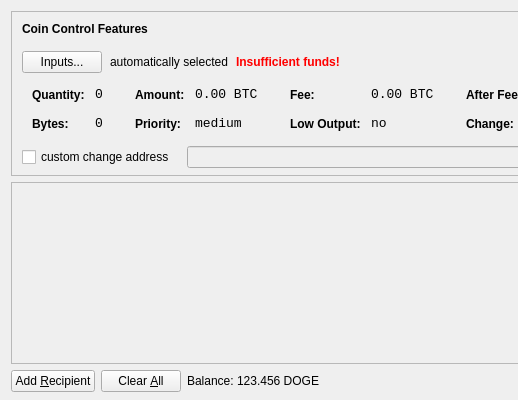
Qt form src/qt/forms/sendcoinsdialog.ui (smilecoin/smilecoin) before a commit; both pictures show x 0 to 518 and y 0 to 400 of the 850 by 400 pixel window.
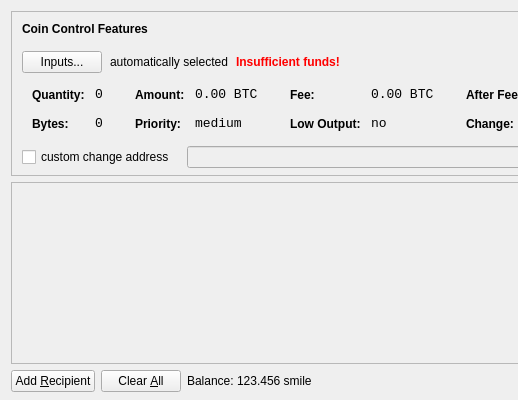
The same form after that commit. Icons and pictures are not drawn.

What changed in the file:
```diff
--- a/src/qt/forms/sendcoinsdialog.ui
+++ b/src/qt/forms/sendcoinsdialog.ui
@@ -720,7 +720,7 @@
           <cursorShape>IBeamCursor</cursorShape>
          </property>
          <property name="text">
-          <string>123.456 DOGE</string>
+          <string>123.456 smile</string>
          </property>
          <property name="textInteractionFlags">
           <set>Qt::LinksAccessibleByMouse|Qt::TextSelectableByKeyboard|Qt::TextSelectableByMouse</set>
```
